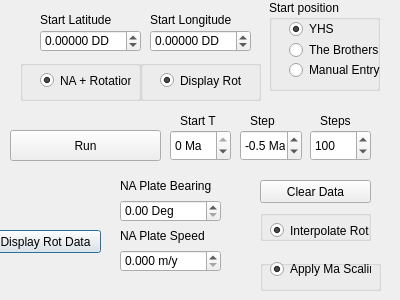
Qt form pnw_rotation_py/pnw_rotation_py_dialog_base.ui (DrStriate/Geology) before a commit.
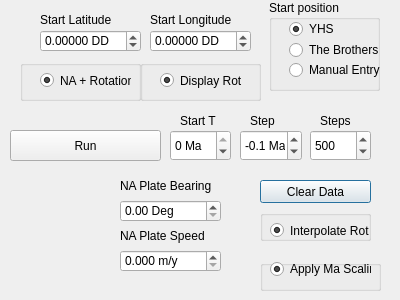
The same form after that commit.

What changed in the file:
```diff
--- a/pnw_rotation_py/pnw_rotation_py_dialog_base.ui
+++ b/pnw_rotation_py/pnw_rotation_py_dialog_base.ui
@@ -13,19 +13,6 @@
   <property name="windowTitle">
    <string>Pnw Rotation </string>
   </property>
-  <widget class="QPushButton" name="displayRotDataButton">
-   <property name="geometry">
-    <rect>
-     <x>-10</x>
-     <y>230</y>
-     <width>111</width>
-     <height>23</height>
-    </rect>
-   </property>
-   <property name="text">
-    <string>Display Rot Data</string>
-   </property>
-  </widget>
   <widget class="QPushButton" name="clearDataButton">
    <property name="geometry">
     <rect>
@@ -423,7 +410,7 @@
     <number>1</number>
    </property>
    <property name="value">
-    <number>100</number>
+    <number>500</number>
    </property>
   </widget>
   <widget class="QLabel" name="StartLatLabel_4">
@@ -536,7 +523,7 @@
     <double>10.000000000000000</double>
    </property>
    <property name="value">
-    <double>-0.500000000000000</double>
+    <double>-0.100000000000000</double>
    </property>
   </widget>
   <widget class="QGroupBox" name="groupBox_5">
```
